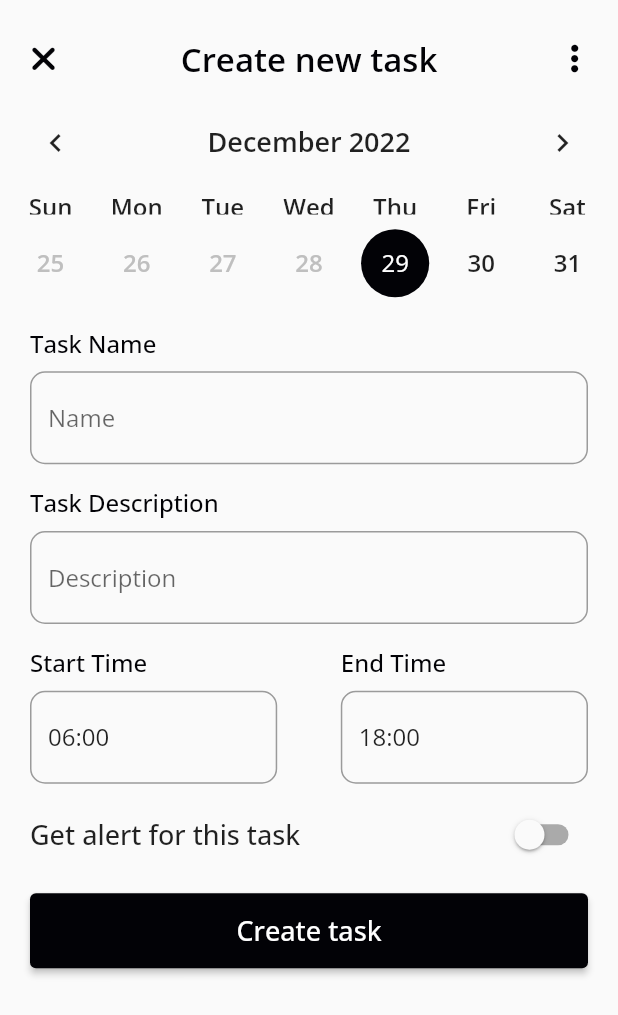
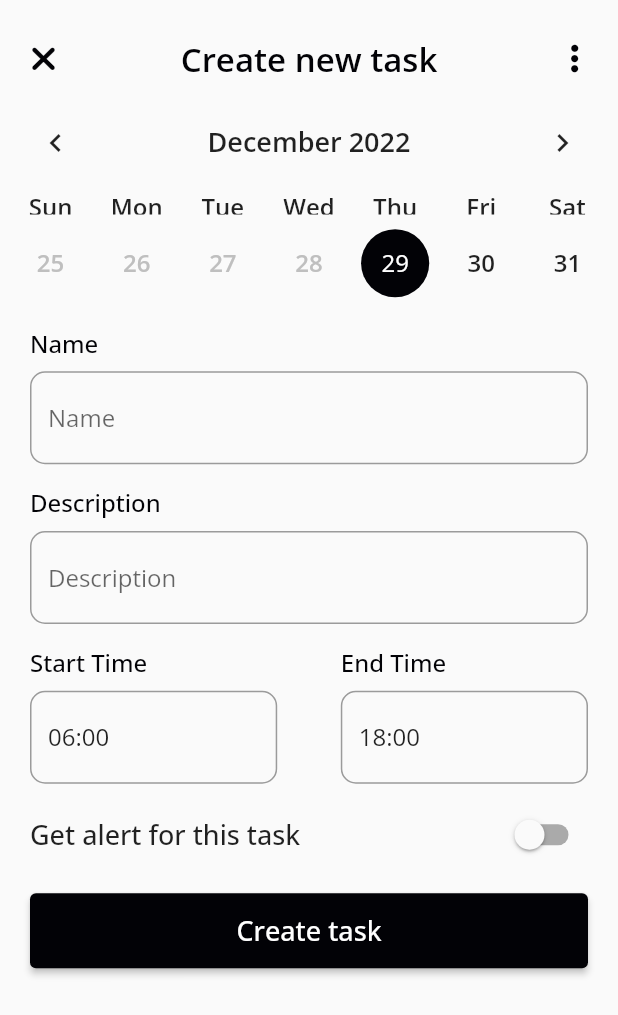
Before and after one commit to bibashmgr/dos, a Flutter app: the CreateTask widget shown alone on an empty page, opened directly, on a phone screen of 412 x 824 dp. Shown: the top 1015 px of the screen. Run offline on Flutter 3.47's test engine with Material 2 defaults, Android fonts, the phone set to English and light mode, and no system bars; drawn by our look-alikes of table_calendar; our stand-ins replace dotted_border, flutter_colorpicker, font_awesome_flutter, timeline_tile.

Commit message:
[update]: some minor changes

```diff
--- a/client/lib/screens/main_screen/sub_screen/create_task.dart
+++ b/client/lib/screens/main_screen/sub_screen/create_task.dart
@@ -183,7 +183,7 @@ class _CreateTaskState extends State<CreateTask> {
                 crossAxisAlignment: CrossAxisAlignment.start,
                 children: const [
                   Text(
-                    'Task Name',
+                    'Name',
                     style: TextStyle(
                       fontSize: 16.0,
                       fontWeight: FontWeight.w500,
@@ -213,7 +213,7 @@ class _CreateTaskState extends State<CreateTask> {
                 crossAxisAlignment: CrossAxisAlignment.start,
                 children: const [
                   Text(
-                    'Task Description',
+                    'Description',
                     style: TextStyle(
                       fontSize: 16.0,
                       fontWeight: FontWeight.w500,
@@ -356,7 +356,7 @@ class _CreateTaskState extends State<CreateTask> {
                   ),
                 ),
               ),
-            )
+            ),
           ],
         ),
       ),
```
Also changed, not shown: client/lib/screens/main_screen/sub_screen/home.dart (+25 -3 lines).
